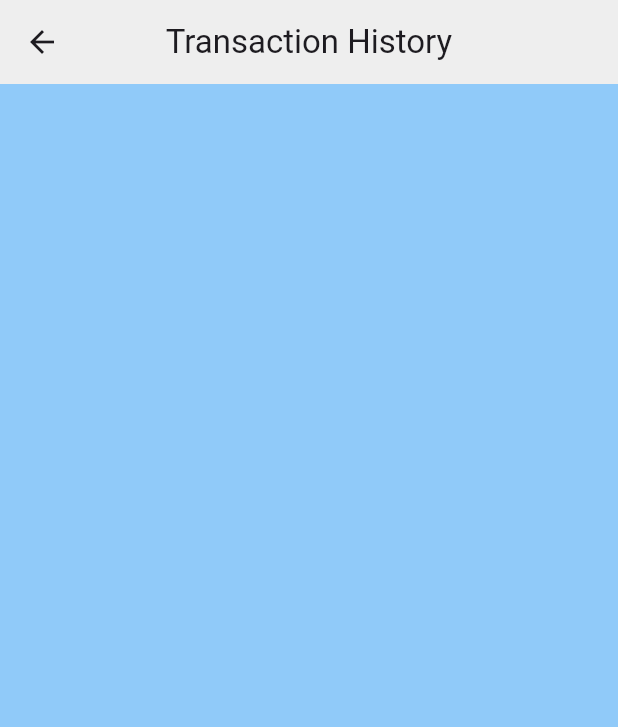
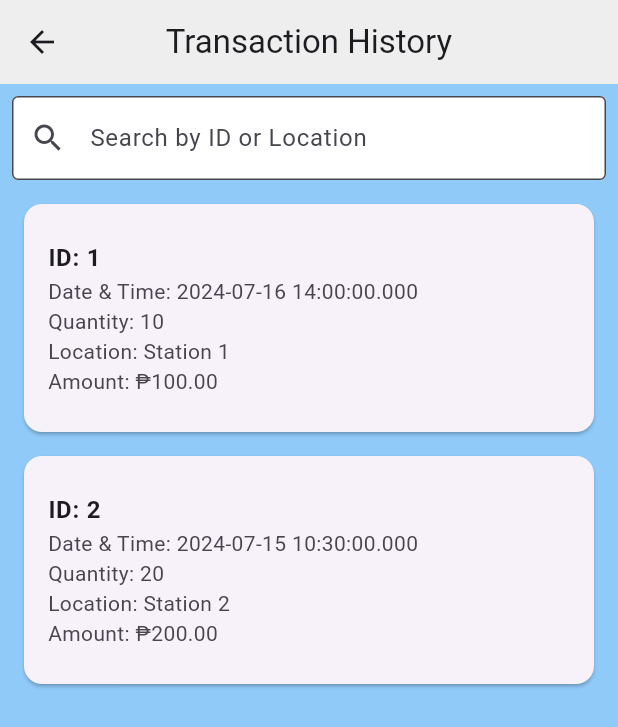
Before and after one commit to Jarllan1/IwaterfillFrontEnd, a Flutter app: the Transactionhistory screen opened by its route, on a phone screen of 412 x 824 dp. Shown: the top 727 px of the screen. Run offline on Flutter 3.47's test engine with Material 3 defaults, Android fonts, the phone set to English and light mode, and no system bars.

Commit message:
buy water and transaction

```diff
--- a/lib/main.dart
+++ b/lib/main.dart
@@ -8,7 +8,7 @@ import 'package:iwaterfill/screens/transactionhistory.dart';
 
 
 void main() => runApp(MaterialApp(
-  initialRoute: '/transactionhistory',
+  initialRoute: '/',
   routes: {
     '/' : (context) => Dashboard(),
     '/signup' : (context) => Signup(),
--- a/lib/screens/transactionhistory.dart
+++ b/lib/screens/transactionhistory.dart
@@ -1,70 +1,109 @@
 import 'package:flutter/material.dart';
 
-// Dummy transaction data
-class TransactionHistory {
-  final String id;
-  final String date;
-  final double amount;
-  final String location;
-  final int qty; // Quantity of refills
-  final String type; // Type of transaction (gallons or containers)
-
-  TransactionHistory ({
-    required this.id,
-    required this.date,
-    required this.amount,
-    required this.location,
-    required this.qty,
-    required this.type,
-  });
-}
-
-// Transaction history widget
 class Transactionhistory extends StatefulWidget {
-  const Transactionhistory({Key? key}) : super(key: key);
-
   @override
-  State<Transactionhistory> createState() => _TransactionhistoryState();
+  _TransactionhistoryState createState() => _TransactionhistoryState();
 }
 
 class _TransactionhistoryState extends State<Transactionhistory> {
-  List<TransactionHistory> transactions = []; // Remove dummy data initialization
+  List<Map<String, dynamic>> transactions = [
+    {
+      'id': '1',
+      'dateTime': '2024-07-16T14:00:00',
+      'quantity': 10,
+      'location': 'Station 1',
+      'amount': 100.0
+    },
+    {
+      'id': '2',
+      'dateTime': '2024-07-15T10:30:00',
+      'quantity': 20,
+      'location': 'Station 2',
+      'amount': 200.0
+    },
+    // Add more transactions as needed
+  ];
+
+  List<Map<String, dynamic>> filteredTransactions = [];
+  String searchQuery = '';
+
+  @override
+  void initState() {
+    super.initState();
+    filteredTransactions = transactions;
+  }
+
+  void _filterTransactions(String query) {
+    final filtered = transactions.where((transaction) {
+      return transaction['id'].contains(query) ||
+          transaction['location'].toLowerCase().contains(query.toLowerCase());
+    }).toList();
+
+    setState(() {
+      searchQuery = query;
+      filteredTransactions = filtered;
+    });
+  }
 
   @override
   Widget build(BuildContext context) {
     return Scaffold(
+      resizeToAvoidBottomInset: false,
       backgroundColor: Colors.blue[200],
       appBar: AppBar(
         backgroundColor: Colors.grey[200],
         centerTitle: true,
         title: Text('Transaction History'),
+        leading: IconButton(
+          icon: Icon(Icons.arrow_back),
+          onPressed: () {
+            Navigator.pop(context, '/'); // Navigate back to the previous screen
+          },
         ),
-      body: ListView.builder(
-        itemCount: transactions.length,
+      ),
+      body: Column(
+        children: [
+          Padding(
+            padding: const EdgeInsets.all(8.0),
+            child: TextField(
+              decoration: InputDecoration(
+                hintText: 'Search by ID or Location',
+                border: OutlineInputBorder(),
+                prefixIcon: Icon(Icons.search),
+                filled: true,
+                fillColor: Colors.white,
+              ),
+              onChanged: _filterTransactions,
+            ),
+          ),
+          Expanded(
+            child: filteredTransactions.isEmpty
+                ? Center(child: Text('No transactions available.'))
+                : ListView.builder(
+              itemCount: filteredTransactions.length,
               itemBuilder: (context, index) {
-          final transaction = transactions[index];
-          IconData iconData = transaction.type == 'gallons' ? Icons.local_drink : Icons.shopping_cart; // Choose icon based on transaction type
-          String unit = transaction.type == 'gallons' ? 'Gallons' : 'Containers'; // Display unit based on transaction type
-
+                final transaction = filteredTransactions[index];
                 return Card(
-            color: Colors.blue[100],
                   margin: EdgeInsets.symmetric(vertical: 8.0, horizontal: 16.0),
                   child: ListTile(
-              leading: CircleAvatar(
-                child: Icon(iconData),
-              ),
-              title: Row(
+                    contentPadding: EdgeInsets.all(16.0),
+                    title: Text('ID: ${transaction['id']}', style: TextStyle(fontWeight: FontWeight.bold)),
+                    subtitle: Column(
+                      crossAxisAlignment: CrossAxisAlignment.start,
                       children: [
-                  Text('${transaction.qty} $unit'), // Display quantity with units
-                  SizedBox(width: 8.0),
-                  Text('at ${transaction.location}'),
+                        Text('Date & Time: ${DateTime.parse(transaction['dateTime']).toLocal()}'),
+                        Text('Quantity: ${transaction['quantity']}'),
+                        Text('Location: ${transaction['location']}'),
+                        Text('Amount: ₱${transaction['amount'].toStringAsFixed(2)}'),
                       ],
                     ),
-              subtitle: Text('Amount: ₱${transaction.amount.toString()}'),
-              trailing: Text(transaction.date),
+                    onTap: () {},
                   ),
                 );
               },
+            ),
+          ),
+        ],
       ),
     );
   }
```
Also changed, not shown: lib/screens/buywater.dart (+34 -13 lines), assets/CONTAINER.png (added), assets/ROUND CONTAINER.png (added). Lines whose indentation alone changed are shown as unchanged.
